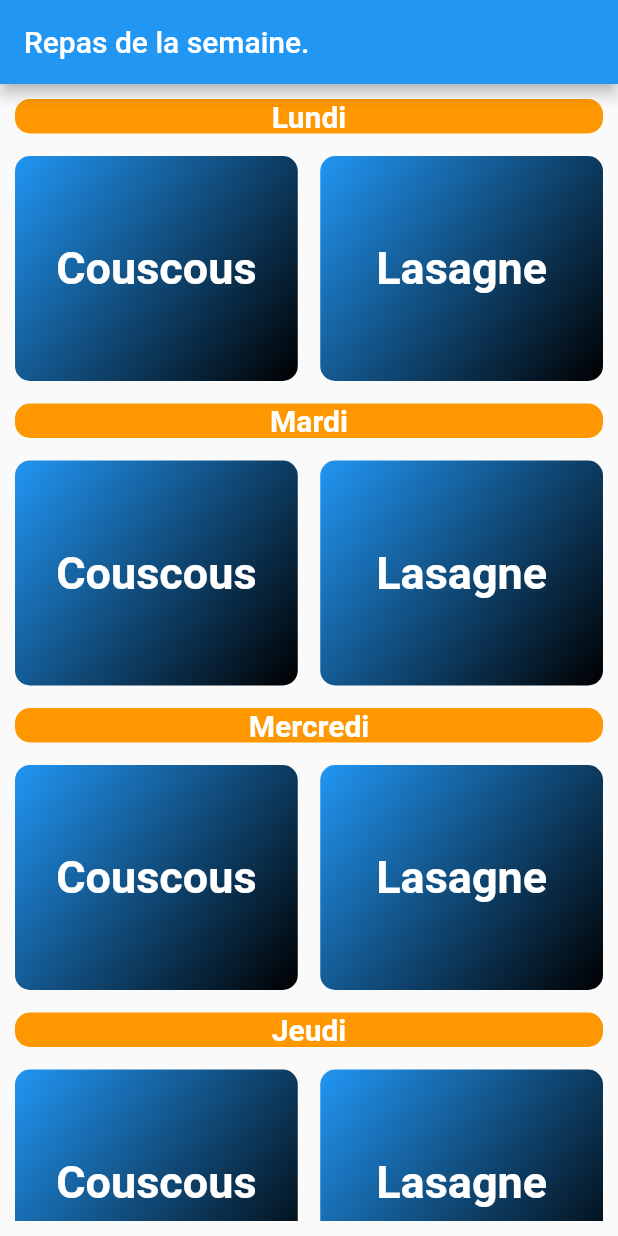
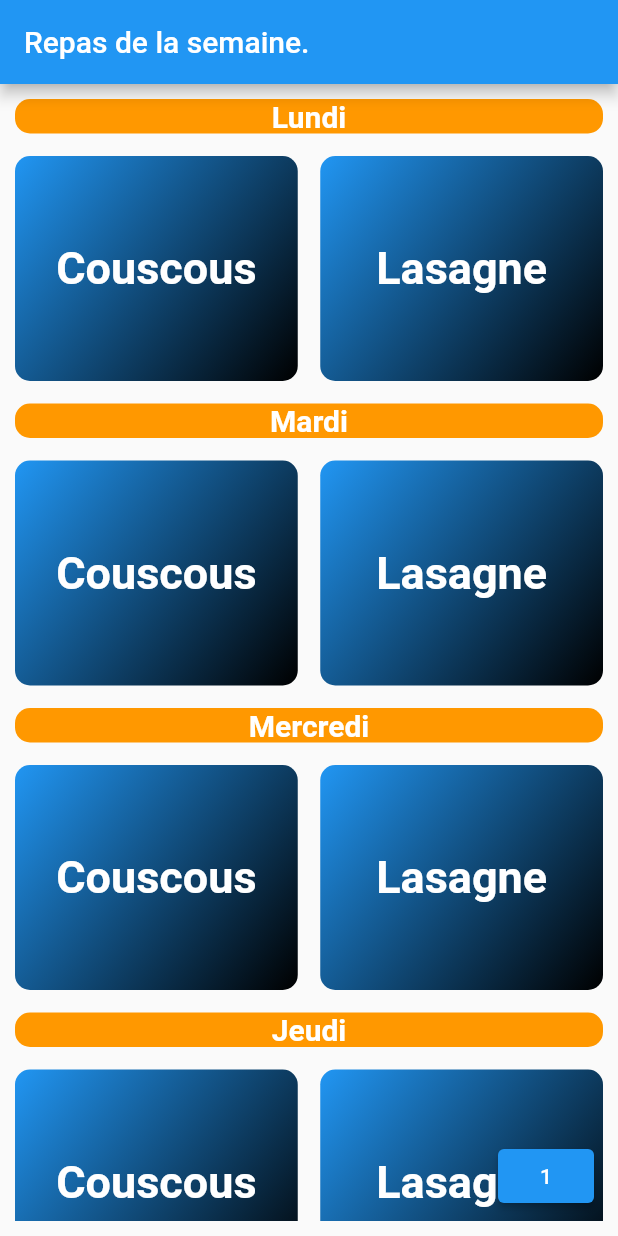
Before and after one commit to CedGitCode/MealOfTheWeek_Apps, a Flutter app: the MealsWeekScreen screen opened directly, on a phone screen of 412 x 824 dp. Run offline on Flutter 3.47's test engine with Material 2 defaults, Android fonts, the phone set to English and light mode, and no system bars.

Commit message:
First Implementation of json to save my meals !

```diff
--- a/meals_week/lib/models/mealWeek.dart
+++ b/meals_week/lib/models/mealWeek.dart
@@ -13,5 +13,4 @@ class MealWeek {
   Map<String, dynamic> toJson() => {
     weekDay:meals,
   };
-
 }
--- a/meals_week/lib/screens/mealsweek_screen.dart
+++ b/meals_week/lib/screens/mealsweek_screen.dart
@@ -3,13 +3,16 @@ import 'package:meals_week/widgets/meal_item.dart';
 import '../models/mealWeek.dart';
 
 class MealsWeekScreen extends StatefulWidget {
-  const MealsWeekScreen({Key? key}) : super(key: key);
+  final storage;
+
+  MealsWeekScreen({Key? key, this.storage}) : super(key: key);
 
   @override
   State<MealsWeekScreen> createState() => _MealsWeekScreenState();
 }
 
 class _MealsWeekScreenState extends State<MealsWeekScreen> {
+
   List<MealWeek> mealWeek = [
     MealWeek('Lundi', {'Midi': 'Couscous', 'Soir': 'Lasagne'}),
     MealWeek('Mardi', {'Midi': 'Couscous', 'Soir': 'Lasagne'}),
@@ -25,6 +28,12 @@ class _MealsWeekScreenState extends State<MealsWeekScreen> {
     return Scaffold(
       appBar: AppBar(
         title: const Text('Repas de la semaine.'),
+      ),
+      floatingActionButton: ElevatedButton(
+        onPressed: () {
+          widget.storage.writeJson(MealWeek('Mardi', {'Midi': 'Couscous', 'Soir': 'Lasagne'}));
+        },
+        child:Text('1'),
       ),
       body: Container(
         margin: const EdgeInsets.all(10),
```
Also changed, not shown: meals_week/lib/main.dart (+5 -52 lines).
